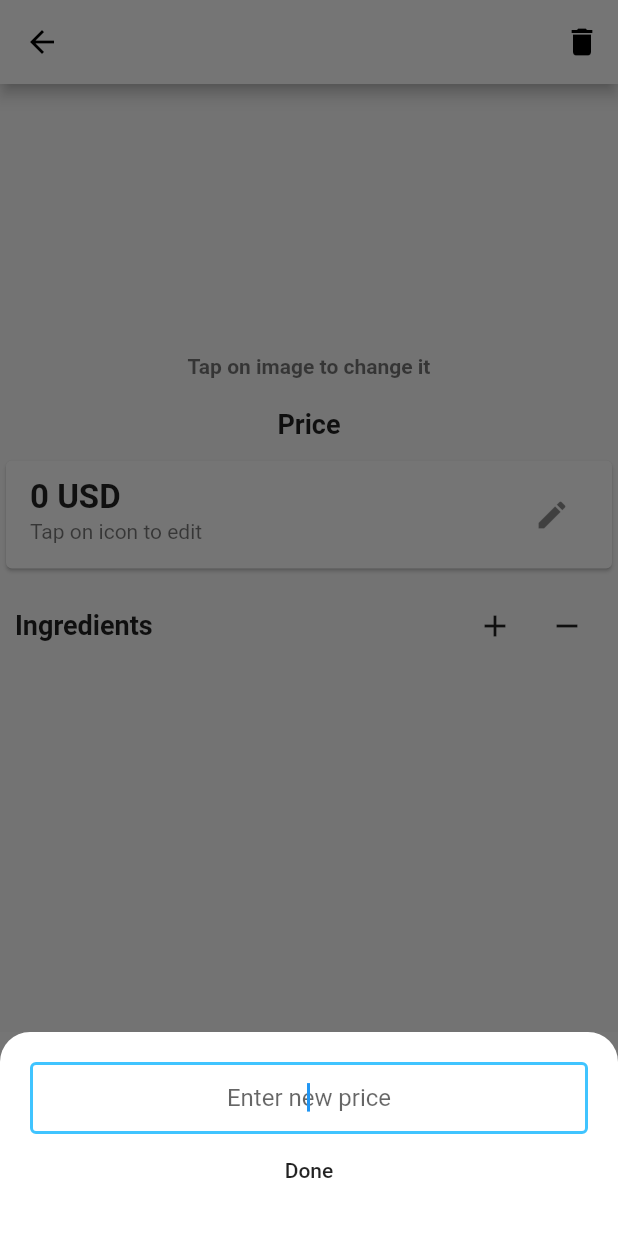
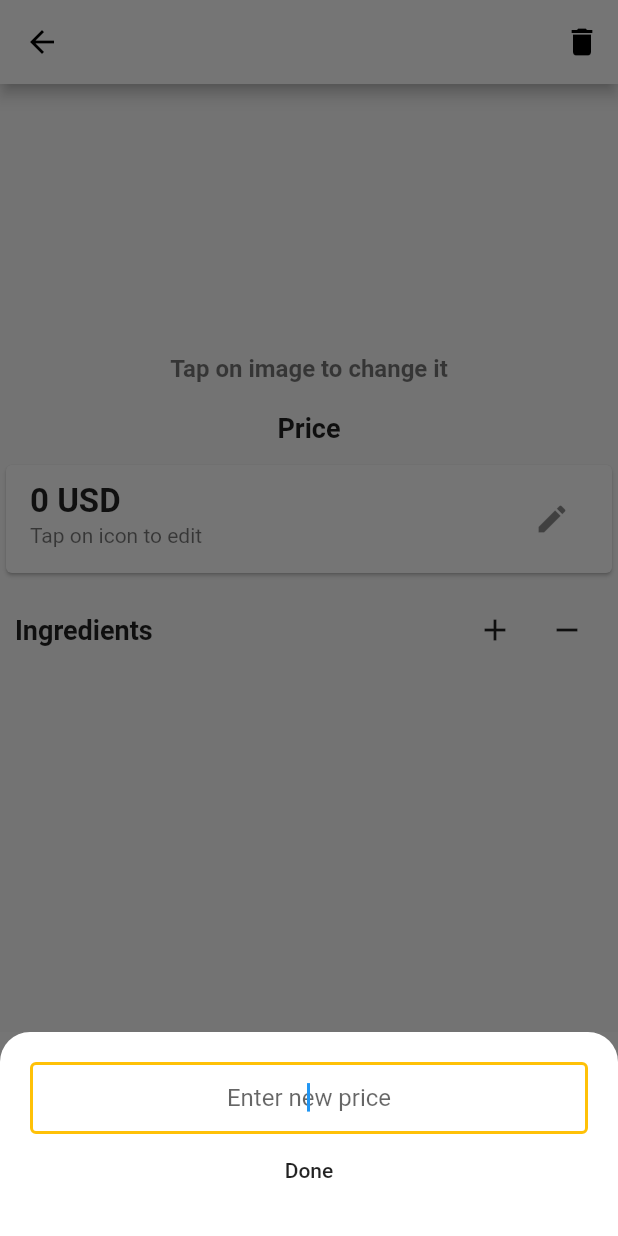
Before and after one commit to Ishchik/delivery_app, a Flutter app: the ProductEditScreen screen opened directly with empty values, after a tap on the "edit" icon, on a phone screen of 412 x 824 dp. Run offline on Flutter 3.47's test engine with Material 2 defaults, Android fonts, the phone set to English and light mode, and no system bars; our stand-ins replace cached_network_image, cloud_firestore, firebase_auth, firebase_storage, image_picker, modal_progress_hud; accounts and stored records are empty; network calls fail.

Commit message:
filled constants.dart. some refactor

```diff
--- a/lib/constants.dart
+++ b/lib/constants.dart
@@ -7,11 +7,42 @@ const kTextFieldDecoration = InputDecoration(
     borderRadius: BorderRadius.all(Radius.circular(4.0)),
   ),
   enabledBorder: OutlineInputBorder(
-    borderSide: BorderSide(color: Colors.lightBlueAccent, width: 1.0),
+    borderSide: BorderSide(color: Color(0xFFFFC107), width: 1.0),
     borderRadius: BorderRadius.all(Radius.circular(4.0)),
   ),
   focusedBorder: OutlineInputBorder(
-    borderSide: BorderSide(color: Colors.lightBlueAccent, width: 2.0),
+    borderSide: BorderSide(color: Color(0xFFFFC107), width: 2.0),
     borderRadius: BorderRadius.all(Radius.circular(4.0)),
   ),
 );
+
+const kNotificationTextStyle = TextStyle(
+  fontWeight: FontWeight.bold,
+  color: Colors.white,
+);
+
+const kHintTextStyle = TextStyle(
+  fontSize: 16,
+  fontWeight: FontWeight.bold,
+  color: Colors.black54,
+);
+
+const kParagraph1TextStyle = TextStyle(
+  fontSize: 20,
+  fontWeight: FontWeight.bold,
+);
+
+const kParagraph2TextStyle = TextStyle(
+  fontSize: 18,
+  fontWeight: FontWeight.bold,
+);
+
+const kParagraph3TextStyle = TextStyle(
+  fontSize: 16,
+  fontWeight: FontWeight.bold,
+);
+
+const kHeaderTextStyle = TextStyle(
+  fontSize: 22,
+  fontWeight: FontWeight.bold,
+);
--- a/lib/screens/home_screen.dart
+++ b/lib/screens/home_screen.dart
@@ -5,6 +5,7 @@ import 'profile_screen.dart';
 import 'package:provider/provider.dart';
 import 'package:delivery_app/services/new_order_service.dart';
 import 'package:delivery_app/widgets/checkout/checkout_cart.dart';
+import 'package:delivery_app/constants.dart';
 
 class HomeScreen extends StatefulWidget {
   @override
@@ -97,8 +98,7 @@ class _HomeScreenState extends State<HomeScreen> {
                     radius: 10,
                     child: Text(
                       '${Provider.of<NewOrderService>(context).orderedItems}',
-                      style: TextStyle(
-                          fontWeight: FontWeight.bold, color: Colors.white),
+                      style: kNotificationTextStyle,
                       textAlign: TextAlign.justify,
                     ),
                   )
--- a/lib/screens/product_edit_screen.dart
+++ b/lib/screens/product_edit_screen.dart
@@ -5,6 +5,7 @@ import 'package:delivery_app/widgets/common_widgets/small_bottom_sheet_container
 import 'package:provider/provider.dart';
 import 'package:delivery_app/services/firestore_product_service.dart';
 import 'package:delivery_app/widgets/common_widgets/flexible_bottom_sheet.dart';
+import 'package:delivery_app/constants.dart';
 
 class ProductEditScreen extends StatelessWidget {
   final FirestoreProduct product;
@@ -113,11 +114,7 @@ class ProductEditScreen extends StatelessWidget {
                 padding: EdgeInsets.symmetric(vertical: 10),
                 child: Text(
                   'Tap on image to change it',
-                  style: TextStyle(
-                    fontSize: 14,
-                    fontWeight: FontWeight.bold,
-                    color: Colors.black54,
-                  ),
+                  style: kHintTextStyle,
                 ),
               ),
             ],
@@ -126,10 +123,7 @@ class ProductEditScreen extends StatelessWidget {
             padding: EdgeInsets.all(10),
             child: Text(
               'Price',
-              style: TextStyle(
-                fontSize: 18,
-                fontWeight: FontWeight.bold,
-              ),
+              style: kParagraph2TextStyle,
             ),
           ),
           InfoListTile(
@@ -154,10 +148,7 @@ class ProductEditScreen extends StatelessWidget {
               children: <Widget>[
                 Text(
                   'Ingredients',
-                  style: TextStyle(
-                    fontSize: 18,
-                    fontWeight: FontWeight.bold,
-                  ),
+                  style: kParagraph2TextStyle,
                 ),
                 Row(
                   children: <Widget>[
--- a/lib/screens/welcome_screen.dart
+++ b/lib/screens/welcome_screen.dart
@@ -4,6 +4,7 @@ import 'package:delivery_app/widgets/common_widgets/big_button.dart';
 import 'login_screen.dart';
 import 'registration_screen.dart';
 import 'package:delivery_app/widgets/common_widgets/small_bottom_sheet_container.dart';
+import 'package:delivery_app/constants.dart';
 
 class WelcomeScreen extends StatelessWidget {
   @override
@@ -17,10 +18,7 @@ class WelcomeScreen extends StatelessWidget {
           children: <Widget>[
             Text(
               'DELIVERY APP',
-              style: TextStyle(
-                fontSize: 20,
-                fontWeight: FontWeight.bold,
-              ),
+              style: kParagraph1TextStyle,
             ),
             SizedBox(
               height: 48.0,
--- a/lib/widgets/common_widgets/card_button.dart
+++ b/lib/widgets/common_widgets/card_button.dart
@@ -4,7 +4,7 @@ class CardButton extends StatelessWidget {
   final String text;
   final Function onPressed;
 
-  CardButton({this.onPressed, this.text});
+  CardButton({@required this.onPressed, @required this.text});
 
   @override
   Widget build(BuildContext context) {
--- a/lib/widgets/common_widgets/flexible_bottom_sheet.dart
+++ b/lib/widgets/common_widgets/flexible_bottom_sheet.dart
@@ -3,7 +3,7 @@ import 'package:flutter/material.dart';
 class FlexibleBottomSheet extends StatelessWidget {
   final Widget child;
 
-  FlexibleBottomSheet({this.child});
+  FlexibleBottomSheet({@required this.child});
 
   @override
   Widget build(BuildContext context) {
--- a/lib/widgets/common_widgets/info_list_tile.dart
+++ b/lib/widgets/common_widgets/info_list_tile.dart
@@ -1,11 +1,12 @@
 import 'package:flutter/material.dart';
+import 'package:delivery_app/constants.dart';
 
 class InfoListTile extends StatelessWidget {
   final String title;
   final String subtitle;
   final Widget child;
 
-  InfoListTile({this.title, this.subtitle, this.child});
+  InfoListTile({@required this.title, this.subtitle, @required this.child});
 
   @override
   Widget build(BuildContext context) {
@@ -14,10 +15,7 @@ class InfoListTile extends StatelessWidget {
         isThreeLine: false,
         title: Text(
           title,
-          style: TextStyle(
-            fontSize: 22,
-            fontWeight: FontWeight.bold,
-          ),
+          style: kHeaderTextStyle,
         ),
         subtitle:
             subtitle != null ? Text(subtitle) : Text('Tap on icon to edit'),
--- a/lib/widgets/common_widgets/small_bottom_sheet_container.dart
+++ b/lib/widgets/common_widgets/small_bottom_sheet_container.dart
@@ -1,27 +1,19 @@
 import 'package:flutter/material.dart';
 import 'package:delivery_app/constants.dart';
+import 'flexible_bottom_sheet.dart';
 
 class SmallBottomSheetContainer extends StatelessWidget {
   final String hintText;
   final Function onPressed;
   final TextInputType keyboardType;
 
-  SmallBottomSheetContainer({this.hintText, this.onPressed, this.keyboardType});
+  SmallBottomSheetContainer(
+      {@required this.hintText, @required this.onPressed, this.keyboardType});
 
   @override
   Widget build(BuildContext context) {
     String newValue;
-    return Container(
-      color: Color(0xFF757575),
-      child: Container(
-        padding: EdgeInsets.all(20),
-        decoration: BoxDecoration(
-          color: Colors.white,
-          borderRadius: BorderRadius.only(
-            topRight: Radius.circular(20),
-            topLeft: Radius.circular(20),
-          ),
-        ),
+    return FlexibleBottomSheet(
       child: Column(
         crossAxisAlignment: CrossAxisAlignment.center,
         children: <Widget>[
@@ -47,7 +39,6 @@ class SmallBottomSheetContainer extends StatelessWidget {
           )
         ],
       ),
-      ),
     );
   }
 }
--- a/lib/widgets/product/product_item.dart
+++ b/lib/widgets/product/product_item.dart
@@ -6,7 +6,7 @@ class ProductItem extends StatelessWidget {
   final FirestoreProduct product;
   final Widget button;
 
-  ProductItem({this.product, this.button});
+  ProductItem({@required this.product, @required this.button});
 
   @override
   Widget build(BuildContext context) {
--- a/lib/widgets/product/product_list_builder.dart
+++ b/lib/widgets/product/product_list_builder.dart
@@ -13,7 +13,8 @@ class ProductListBuilder extends StatelessWidget {
   final String productTab;
   final type futureBuilderType;
 
-  ProductListBuilder({this.futureBuilderType, this.productTab});
+  ProductListBuilder(
+      {@required this.futureBuilderType, @required this.productTab});
 
   @override
   Widget build(BuildContext context) {
```
Also changed, not shown: lib/widgets/checkout/checkout_cart.dart (+26 -10 lines), lib/widgets/order/order_card.dart (+13 -29 lines), lib/widgets/product/new_product_sheet.dart (+8 -0 lines). Lines whose indentation alone changed are shown as unchanged.
